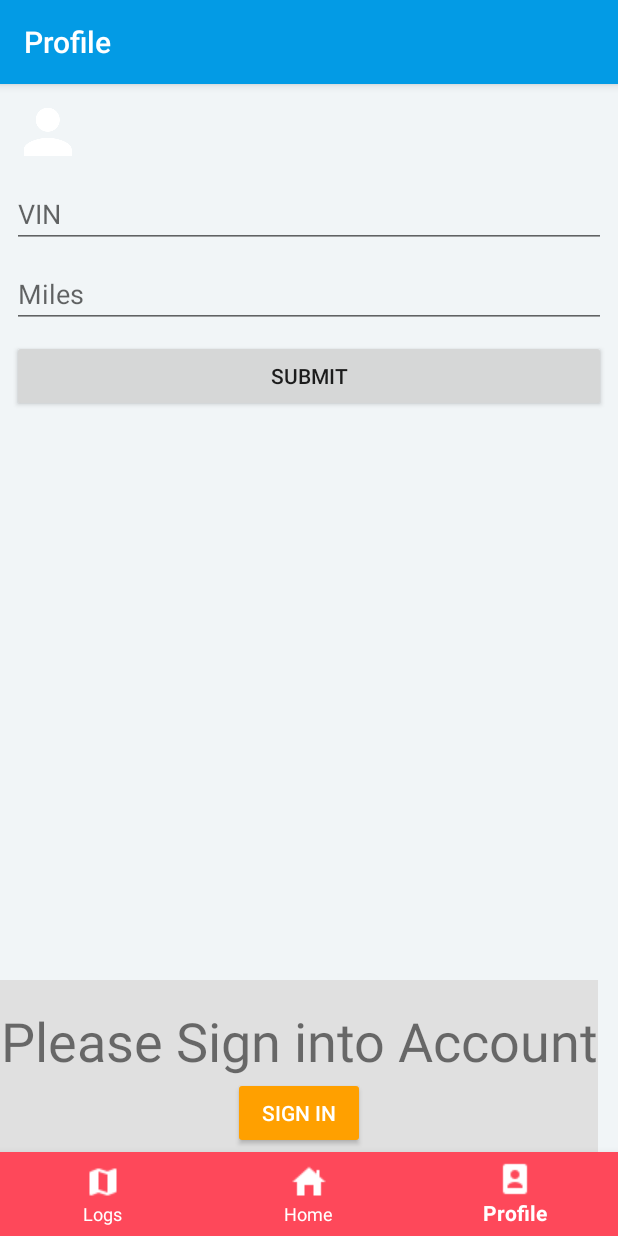
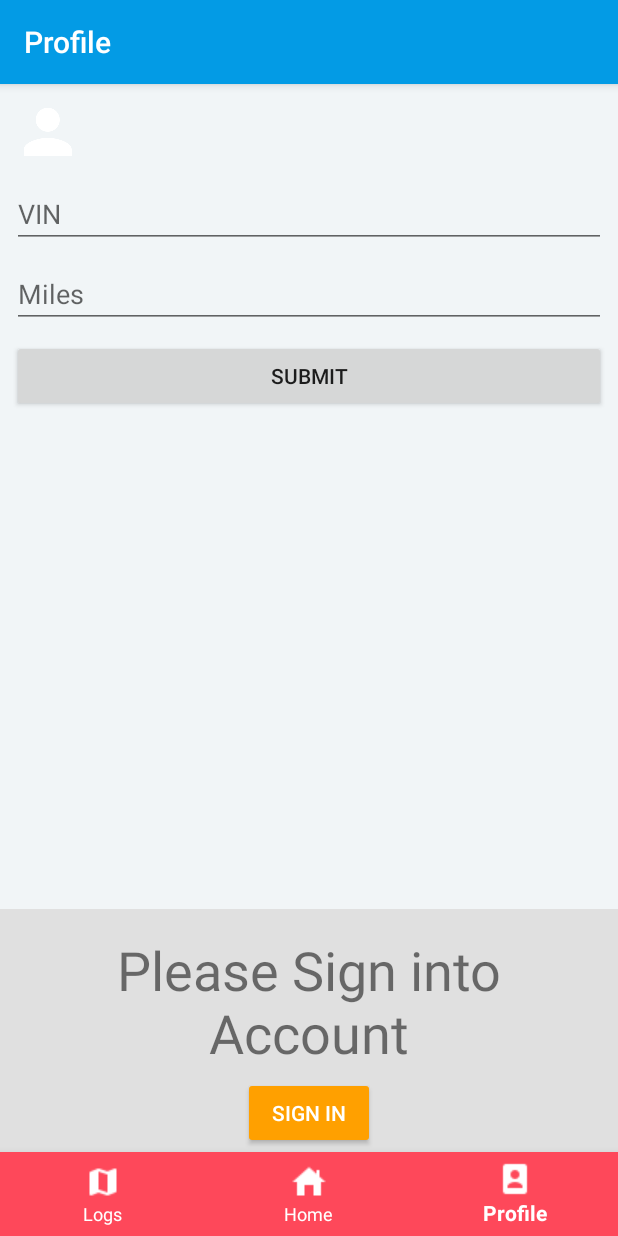
Before and after one commit to BeardedGinger24/Carr-o, an Android app: the screen it shows after launch (MainActivity), item 3 of the bottom bar chosen, on a phone screen of 412 x 824 dp. Run offline under Robolectric (Android 15) with nearby library versions, the phone set to English and light mode, and no system bars; our stand-ins replace Firebase (no records; nobody signed in at launch, a user with empty details on screens opened directly), Picasso, Room's generated code; pictures from the network do not load.

Commit message:
User Auth

```diff
--- a/app/src/main/java/com/example/carr_o/fragment/ProfileFragment.java
+++ b/app/src/main/java/com/example/carr_o/fragment/ProfileFragment.java
@@ -56,6 +56,7 @@ public class ProfileFragment extends Fragment implements View.OnClickListener {
     private GoogleSignInClient mGoogleSignInClient;
     TextView mUserName;
     ImageView mProfilePicture;
+    TextView mStatus;
 
     EditText mVIN;
     EditText mMiles;
@@ -86,6 +87,7 @@ public class ProfileFragment extends Fragment implements View.OnClickListener {
         // Account
         mUserName = (TextView) view.findViewById(R.id.tv_username);
         mProfilePicture = (ImageView) view.findViewById(R.id.iv_profile_picture);
+        mStatus = (TextView) view.findViewById(R.id.tv_signin_text);
 
         // Button listeners
         view.findViewById(R.id.signInButtonMine).setOnClickListener(this);
@@ -273,6 +275,8 @@ public class ProfileFragment extends Fragment implements View.OnClickListener {
 //        hideProgressDialog();
         if (user != null) {
             mUserName.setText(user.getDisplayName());
+            mStatus.setText(user.getEmail());
+            mStatus.setTextSize(18);
             Uri imageLink = user.getPhotoUrl();
 
             if(imageLink != null){
@@ -286,6 +290,10 @@ public class ProfileFragment extends Fragment implements View.OnClickListener {
         } else {
 //            mStatusTextView.setText(R.string.signed_out);
 //            mDetailTextView.setText(null);
+            mStatus.setText(R.string.please_signin);
+            mStatus.setTextSize(36);
+            mProfilePicture.setImageResource(R.drawable.ic_person_white);
+            mUserName.setText("");
             view.findViewById(R.id.signOutButtonMine).setVisibility(View.GONE);
             view.findViewById(R.id.signInButtonMine).setVisibility(View.VISIBLE);
 //            view.findViewById(R.id.signOutAndDisconnect).setVisibility(View.GONE);
--- a/app/src/main/res/layout/fragment_profile.xml
+++ b/app/src/main/res/layout/fragment_profile.xml
@@ -155,21 +155,30 @@
 
     <android.support.constraint.ConstraintLayout
         android:id="@+id/account_option"
-        android:layout_width="wrap_content"
+        android:layout_width="match_parent"
         android:layout_height="0dp"
         android:layout_marginBottom="8dp"
         android:background="@color/grey_300"
         android:gravity="center_vertical"
-        app:layout_constraintBottom_toBottomOf="parent">
+        app:layout_constraintBottom_toBottomOf="parent"
+        app:layout_constraintEnd_toEndOf="parent"
+        app:layout_constraintStart_toStartOf="parent">
 
         <TextView
             android:id="@+id/tv_signin_text"
-            android:layout_width="wrap_content"
-            android:layout_height="wrap_content"
+            android:layout_width="348dp"
+            android:layout_height="88dp"
             android:layout_centerHorizontal="true"
+            android:layout_marginEnd="8dp"
+            android:layout_marginLeft="8dp"
+            android:layout_marginRight="8dp"
+            android:layout_marginStart="8dp"
             android:layout_marginTop="16dp"
+            android:layout_marginBottom="8dp"
             android:text="@string/please_signin"
             android:theme="@style/ThemeOverlay.MyTitleText"
+            app:layout_constraintEnd_toEndOf="parent"
+            app:layout_constraintStart_toStartOf="parent"
             app:layout_constraintTop_toTopOf="parent" />
 
         <Button
@@ -183,6 +192,7 @@
             android:layout_marginLeft="8dp"
             android:layout_marginRight="8dp"
             android:layout_marginStart="8dp"
+            android:layout_marginTop="8dp"
             android:text="@string/sign_in"
             android:theme="@style/ThemeOverlay.MyDarkButton"
             android:visibility="visible"
```
